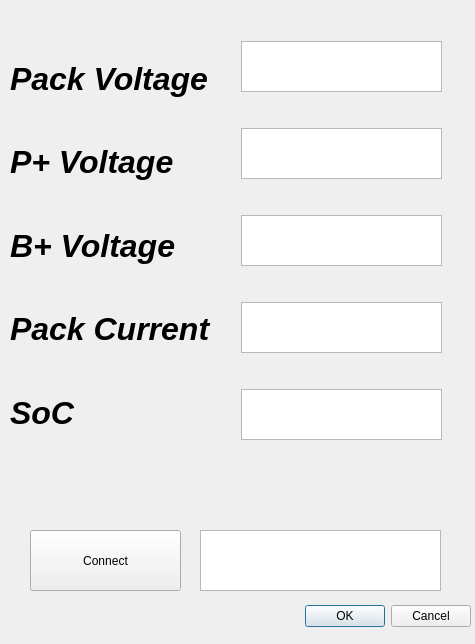
First picture: the form in bms_ui.ui, repository raymondkavlick/bms_interface, before the edit.
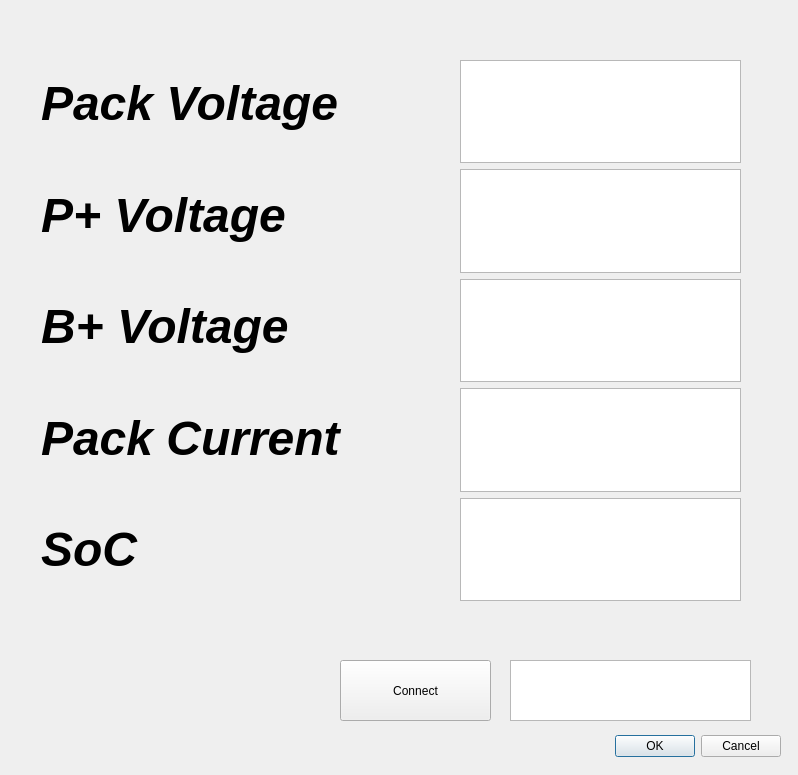
Second picture: the form after the edit.

Commit message: Uploading to github for file transfer. WIP.

The edit to the form file:
```diff
--- a/bms_ui.ui
+++ b/bms_ui.ui
@@ -6,8 +6,8 @@
    <rect>
     <x>0</x>
     <y>0</y>
-    <width>475</width>
-    <height>644</height>
+    <width>798</width>
+    <height>775</height>
    </rect>
   </property>
   <property name="windowTitle">
@@ -16,8 +16,8 @@
   <widget class="QDialogButtonBox" name="buttonBox">
    <property name="geometry">
     <rect>
-     <x>130</x>
-     <y>600</y>
+     <x>440</x>
+     <y>730</y>
      <width>341</width>
      <height>32</height>
     </rect>
@@ -32,8 +32,8 @@
   <widget class="QPushButton" name="pushButton">
    <property name="geometry">
     <rect>
-     <x>30</x>
-     <y>530</y>
+     <x>340</x>
+     <y>660</y>
      <width>151</width>
      <height>61</height>
     </rect>
@@ -45,8 +45,8 @@
   <widget class="QTextEdit" name="m_Status">
    <property name="geometry">
     <rect>
-     <x>200</x>
-     <y>530</y>
+     <x>510</x>
+     <y>660</y>
      <width>241</width>
      <height>61</height>
     </rect>
@@ -61,93 +61,101 @@
     <bool>false</bool>
    </property>
   </widget>
+  <widget class="QWidget" name="">
+   <property name="geometry">
+    <rect>
+     <x>460</x>
+     <y>60</y>
+     <width>281</width>
+     <height>541</height>
+    </rect>
+   </property>
+   <property name="font">
+    <font>
+     <pointsize>36</pointsize>
+    </font>
+   </property>
+   <layout class="QVBoxLayout" name="verticalLayout_2">
+    <item>
+     <widget class="QTextEdit" name="textEdit">
+      <property name="minimumSize">
+       <size>
+        <width>109</width>
+        <height>0</height>
+       </size>
+      </property>
+      <property name="font">
+       <font>
+        <pointsize>36</pointsize>
+        <weight>75</weight>
+        <italic>true</italic>
+        <bold>true</bold>
+       </font>
+      </property>
+     </widget>
+    </item>
+    <item>
   <widget class="QTextEdit" name="textEdit_2">
-   <property name="geometry">
-    <rect>
-     <x>241</x>
-     <y>128</y>
-     <width>201</width>
-     <height>51</height>
-    </rect>
-   </property>
    <property name="font">
     <font>
-     <pointsize>24</pointsize>
+        <pointsize>36</pointsize>
      <weight>75</weight>
      <italic>true</italic>
      <bold>true</bold>
     </font>
    </property>
   </widget>
+    </item>
+    <item>
   <widget class="QTextEdit" name="textEdit_3">
-   <property name="geometry">
-    <rect>
-     <x>241</x>
-     <y>215</y>
-     <width>201</width>
-     <height>51</height>
-    </rect>
-   </property>
    <property name="font">
     <font>
-     <pointsize>24</pointsize>
+        <pointsize>36</pointsize>
      <weight>75</weight>
      <italic>true</italic>
      <bold>true</bold>
     </font>
    </property>
   </widget>
+    </item>
+    <item>
   <widget class="QTextEdit" name="textEdit_4">
-   <property name="geometry">
-    <rect>
-     <x>241</x>
-     <y>302</y>
-     <width>201</width>
-     <height>51</height>
-    </rect>
-   </property>
    <property name="font">
     <font>
-     <pointsize>24</pointsize>
+        <pointsize>36</pointsize>
      <weight>75</weight>
      <italic>true</italic>
      <bold>true</bold>
     </font>
    </property>
   </widget>
+    </item>
+    <item>
   <widget class="QTextEdit" name="textEdit_5">
-   <property name="geometry">
-    <rect>
-     <x>241</x>
-     <y>389</y>
-     <width>201</width>
-     <height>51</height>
-    </rect>
-   </property>
    <property name="font">
     <font>
-     <pointsize>24</pointsize>
+        <pointsize>36</pointsize>
      <weight>75</weight>
      <italic>true</italic>
      <bold>true</bold>
     </font>
    </property>
   </widget>
-  <widget class="QWidget" name="layoutWidget">
+    </item>
+   </layout>
+  </widget>
+  <widget class="QWidget" name="">
    <property name="geometry">
     <rect>
-     <x>10</x>
-     <y>40</y>
-     <width>201</width>
-     <height>411</height>
+     <x>41</x>
+     <y>51</y>
+     <width>361</width>
+     <height>551</height>
     </rect>
    </property>
    <property name="font">
     <font>
-     <pointsize>24</pointsize>
-     <weight>75</weight>
-     <italic>true</italic>
-     <bold>true</bold>
+     <pointsize>36</pointsize>
     </font>
    </property>
    <layout class="QVBoxLayout" name="verticalLayout">
@@ -155,7 +163,7 @@
      <widget class="QLabel" name="label_6">
       <property name="font">
        <font>
-        <pointsize>24</pointsize>
+        <pointsize>36</pointsize>
         <weight>75</weight>
         <italic>true</italic>
         <bold>true</bold>
@@ -170,7 +178,7 @@
      <widget class="QLabel" name="label_7">
       <property name="font">
        <font>
-        <pointsize>24</pointsize>
+        <pointsize>36</pointsize>
         <weight>75</weight>
         <italic>true</italic>
         <bold>true</bold>
@@ -185,7 +193,7 @@
      <widget class="QLabel" name="label_8">
       <property name="font">
        <font>
-        <pointsize>24</pointsize>
+        <pointsize>36</pointsize>
         <weight>75</weight>
         <italic>true</italic>
         <bold>true</bold>
@@ -200,7 +208,7 @@
      <widget class="QLabel" name="label_9">
       <property name="font">
        <font>
-        <pointsize>24</pointsize>
+        <pointsize>36</pointsize>
         <weight>75</weight>
         <italic>true</italic>
         <bold>true</bold>
@@ -215,7 +223,7 @@
      <widget class="QLabel" name="label_10">
       <property name="font">
        <font>
-        <pointsize>24</pointsize>
+        <pointsize>36</pointsize>
         <weight>75</weight>
         <italic>true</italic>
         <bold>true</bold>
@@ -228,30 +236,6 @@
     </item>
    </layout>
   </widget>
-  <widget class="QTextEdit" name="textEdit">
-   <property name="geometry">
-    <rect>
-     <x>241</x>
-     <y>41</y>
-     <width>201</width>
-     <height>51</height>
-    </rect>
-   </property>
-   <property name="minimumSize">
-    <size>
-     <width>109</width>
-     <height>0</height>
-    </size>
-   </property>
-   <property name="font">
-    <font>
-     <pointsize>24</pointsize>
-     <weight>75</weight>
-     <italic>true</italic>
-     <bold>true</bold>
-    </font>
-   </property>
-  </widget>
   <zorder>layoutWidget</zorder>
   <zorder>buttonBox</zorder>
   <zorder>pushButton</zorder>
```
Left out of the diff: 4 changed lines with no effect on the pictures. Lines whose indentation alone changed are shown as unchanged. The commit also changes 1 other file.
